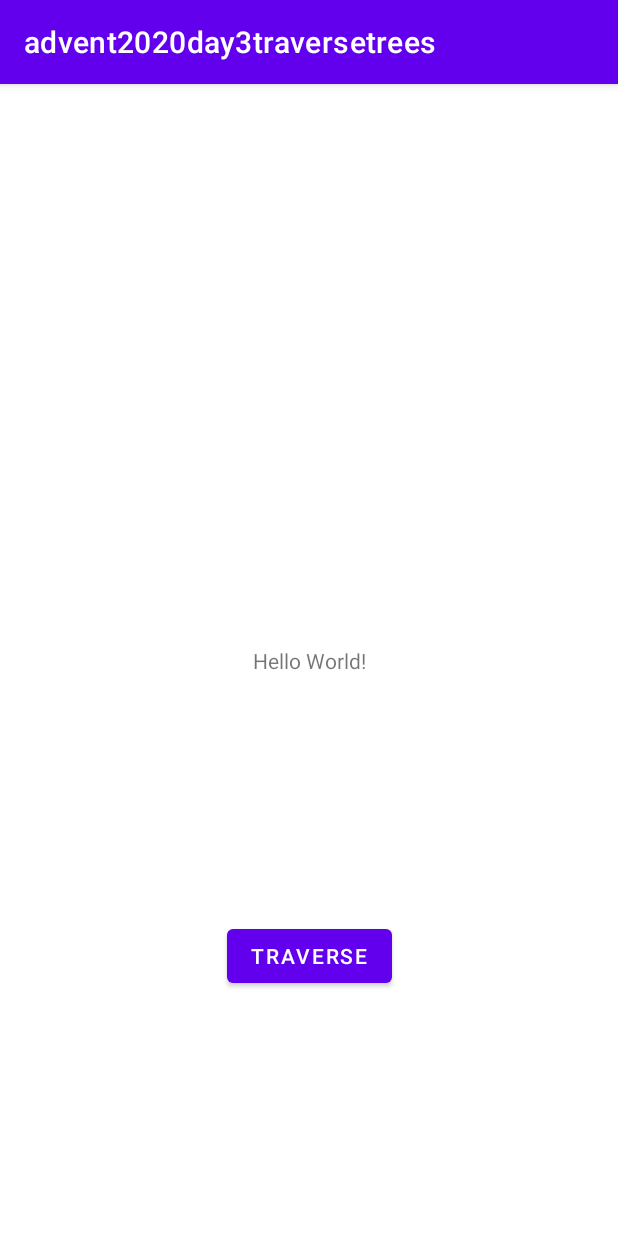
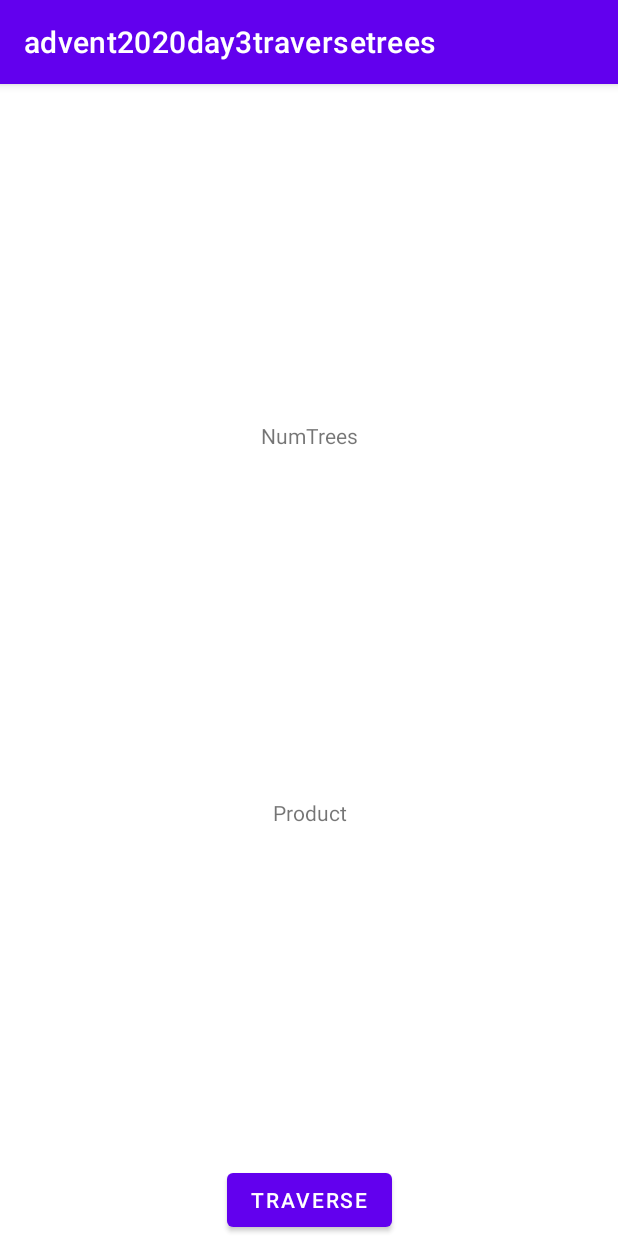
Before and after one commit to veikkonyfors/AdventOfCode2020, an Android app: the screen it shows after launch (MainActivity), on a phone screen of 412 x 824 dp. Run offline under Robolectric (Android 15) with nearby library versions, the phone set to English and light mode, and no system bars.

Commit message:
Amend advent2020day3traversetrees to cover day's second puzzle.

```diff
--- a/app/advent2020day3traversetrees/src/main/res/layout/activity_main.xml
+++ b/app/advent2020day3traversetrees/src/main/res/layout/activity_main.xml
@@ -1,25 +1,43 @@
-<androidx.constraintlayout.widget.ConstraintLayout
-    xmlns:android="http://schemas.android.com/apk/res/android"
+<androidx.constraintlayout.widget.ConstraintLayout xmlns:android="http://schemas.android.com/apk/res/android"
     xmlns:app="http://schemas.android.com/apk/res-auto"
     xmlns:tools="http://schemas.android.com/tools"
     android:layout_width="match_parent"
     android:layout_height="match_parent"
     tools:context="com.viware.advent2020day3traversetrees.MainActivity">
-    <TextView android:id="@+id/textView"
+
+    <TextView
+        android:id="@+id/textViewNumTree"
         android:layout_width="wrap_content"
         android:layout_height="wrap_content"
-        android:text="Hello World!"
-        app:layout_constraintBottom_toBottomOf="parent"
+        android:layout_marginTop="32dp"
+        android:layout_marginBottom="8dp"
+        android:text="NumTrees"
+        app:layout_constraintBottom_toTopOf="@id/textViewProduct"
         app:layout_constraintEnd_toEndOf="parent"
+        app:layout_constraintHorizontal_bias="0.501"
         app:layout_constraintStart_toStartOf="parent"
-        app:layout_constraintTop_toTopOf="parent"/>
-    <Button style="@style/Widget.MaterialComponents.Button"
+        app:layout_constraintTop_toTopOf="parent" />
+
+    <TextView
+        android:id="@+id/textViewProduct"
+        android:layout_width="wrap_content"
+        android:layout_height="wrap_content"
+        android:layout_marginTop="32dp"
+        android:layout_marginBottom="32dp"
+        android:text="Product"
+        app:layout_constraintBottom_toTopOf="@+id/traverseButton"
+        app:layout_constraintEnd_toEndOf="parent"
+        app:layout_constraintHorizontal_bias="0.501"
+        app:layout_constraintStart_toStartOf="parent"
+        app:layout_constraintTop_toBottomOf="@+id/textViewNumTree" />
+
+    <Button
         android:id="@+id/traverseButton"
+        style="@style/Widget.MaterialComponents.Button"
         android:layout_width="wrap_content"
         android:layout_height="wrap_content"
         android:text="@string/btn_traverse"
         app:layout_constraintBottom_toBottomOf="parent"
         app:layout_constraintEnd_toEndOf="parent"
-        app:layout_constraintStart_toStartOf="parent"
-        app:layout_constraintTop_toBottomOf="@+id/textView"/>
+        app:layout_constraintStart_toStartOf="parent" />
 </androidx.constraintlayout.widget.ConstraintLayout>
```
Also changed, not shown: app/advent2020day3traversetrees/build.gradle (+12 -3 lines), app/advent2020day3traversetrees/src/main/java/com/viware/advent2020day3traversetrees/MainActivity.kt (+36 -1 lines), 2 other files.
